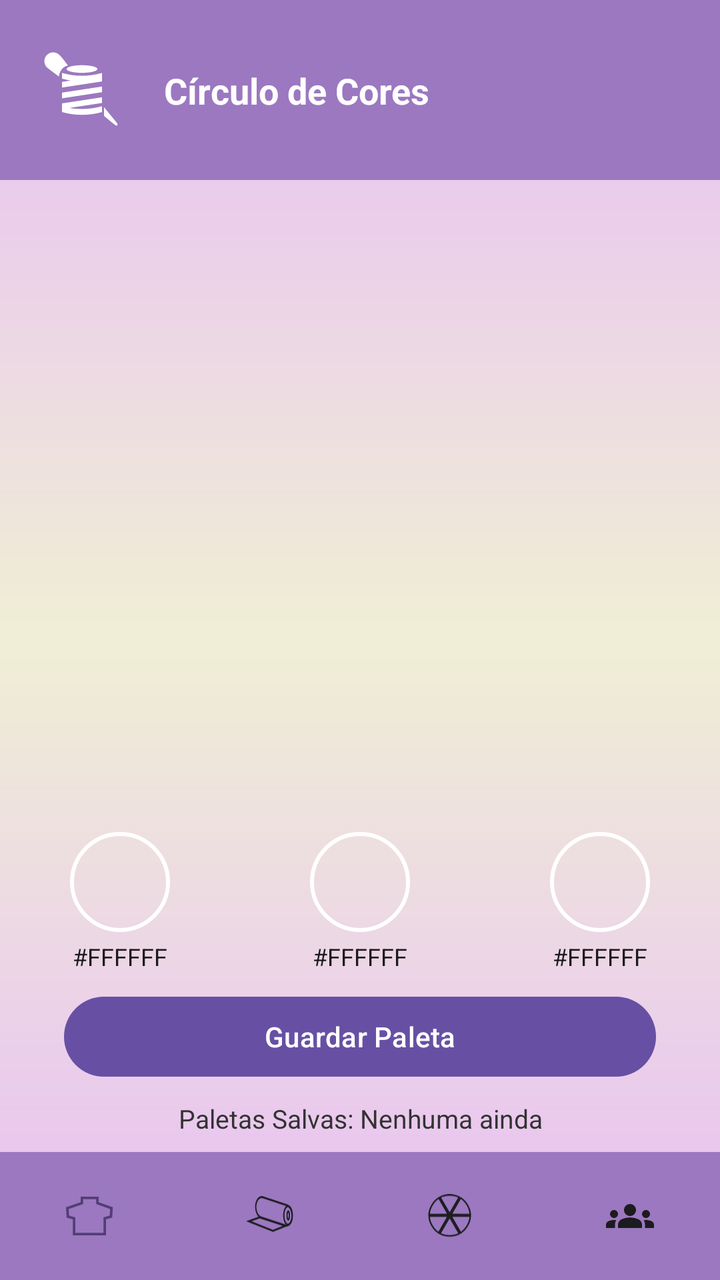
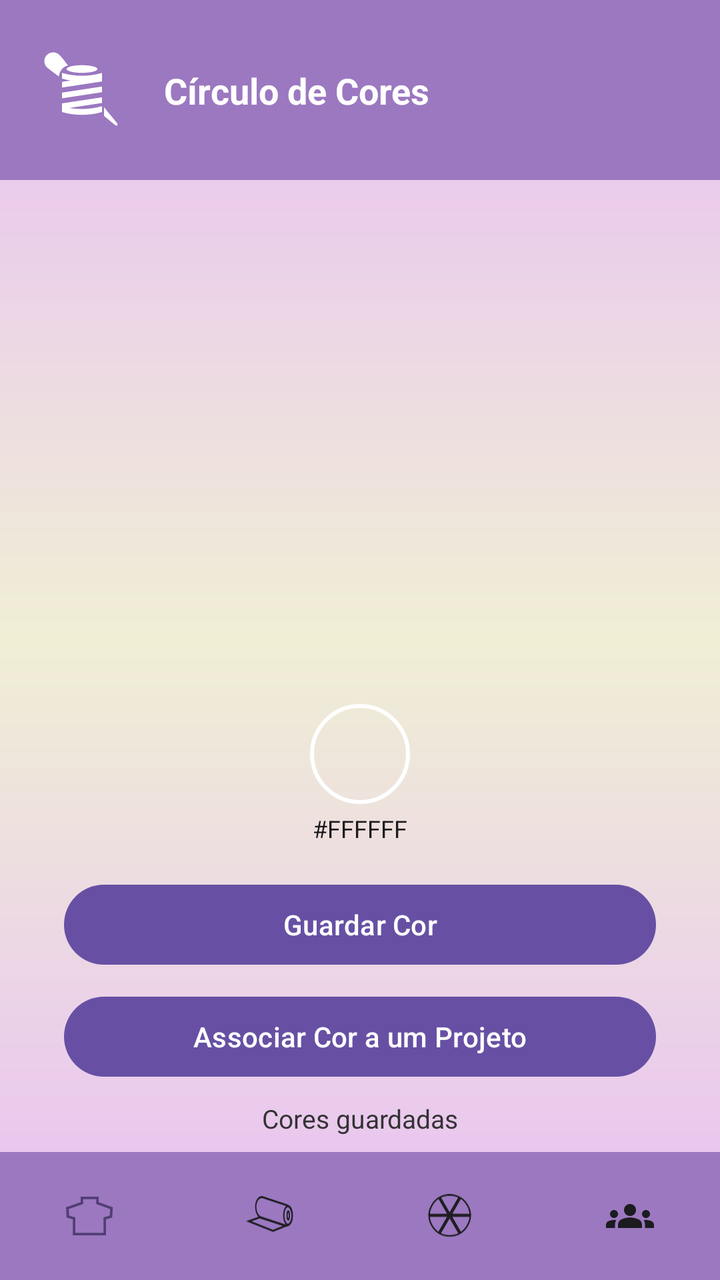

Before-and-after screenshots of an Android layout around one commit, followed by the original layout XML and the change that was made.
<!-- AndroidManifest.xml: application theme Theme.ModaDeBolsa -->
<!-- res/layout/activity_circulo_cores.xml -->
<?xml version="1.0" encoding="utf-8"?>
<androidx.constraintlayout.widget.ConstraintLayout xmlns:android="http://schemas.android.com/apk/res/android"
    xmlns:app="http://schemas.android.com/apk/res-auto"
    android:layout_width="match_parent"
    android:layout_height="match_parent"
    android:background="@drawable/bg_gradient">

    <androidx.constraintlayout.widget.ConstraintLayout
        android:id="@+id/topBar"
        android:layout_width="0dp"
        android:layout_height="90dp"
        android:background="#9B78C0"
        app:layout_constraintTop_toTopOf="parent"
        app:layout_constraintStart_toStartOf="parent"
        app:layout_constraintEnd_toEndOf="parent">

        <ImageView
            android:id="@+id/ivLogoTop"
            android:layout_width="50dp"
            android:layout_height="50dp"
            android:layout_marginStart="16dp"
            app:srcCompat="@drawable/ic_moda"
            android:background="?attr/selectableItemBackgroundBorderless"
            android:clickable="true"
            android:focusable="true"
            android:contentDescription="Logo Principal"
            app:layout_constraintTop_toTopOf="parent"
            app:layout_constraintBottom_toBottomOf="parent"
            app:layout_constraintStart_toStartOf="parent" />

        <TextView
            android:id="@+id/tvTitulo"
            android:layout_width="wrap_content"
            android:layout_height="wrap_content"
            android:layout_marginStart="16dp"
            android:text="Círculo de Cores"
            android:textColor="#FFFFFF"
            android:textSize="18sp"
            android:textStyle="bold"
            app:layout_constraintTop_toTopOf="parent"
            app:layout_constraintBottom_toBottomOf="parent"
            app:layout_constraintStart_toEndOf="@id/ivLogoTop" />

    </androidx.constraintlayout.widget.ConstraintLayout>

    <FrameLayout
        android:id="@+id/containerColorWheel"
        android:layout_width="0dp"
        android:layout_height="0dp"
        app:layout_constraintDimensionRatio="1:1"
        app:layout_constraintTop_toBottomOf="@id/topBar"
        app:layout_constraintStart_toStartOf="parent"
        app:layout_constraintEnd_toEndOf="parent"
        app:layout_constraintBottom_toTopOf="@id/layoutPaleta"
        android:layout_margin="16dp"/>

    <LinearLayout
        android:id="@+id/layoutPaleta"
        android:layout_width="match_parent"
        android:layout_height="wrap_content"
        android:orientation="horizontal"
        android:gravity="center"
        android:weightSum="3"
        app:layout_constraintTop_toBottomOf="@id/containerColorWheel"
        app:layout_constraintBottom_toTopOf="@id/btnGuardarPaleta"
        android:layout_marginVertical="8dp">

        <LinearLayout
            android:layout_width="0dp"
            android:layout_height="wrap_content"
            android:layout_weight="1"
            android:orientation="vertical"
            android:gravity="center">
            <View
                android:id="@+id/viewCor1"
                android:layout_width="50dp"
                android:layout_height="50dp"
                android:background="@drawable/shape_cor_preview"/>
            <TextView
                android:id="@+id/tvHex1"
                android:layout_width="wrap_content"
                android:layout_height="wrap_content"
                android:text="#FFFFFF"
                android:textSize="12sp"
                android:textColor="#1C1B1F"
                android:layout_marginTop="4dp"/>
        </LinearLayout>

        <LinearLayout
            android:layout_width="0dp"
            android:layout_height="wrap_content"
            android:layout_weight="1"
            android:orientation="vertical"
            android:gravity="center">
            <View
                android:id="@+id/viewCor2"
                android:layout_width="50dp"
                android:layout_height="50dp"
                android:background="@drawable/shape_cor_preview"/>
            <TextView
                android:id="@+id/tvHex2"
                android:layout_width="wrap_content"
                android:layout_height="wrap_content"
                android:text="#FFFFFF"
                android:textSize="12sp"
                android:textColor="#1C1B1F"
                android:layout_marginTop="4dp"/>
        </LinearLayout>

        <LinearLayout
            android:layout_width="0dp"
            android:layout_height="wrap_content"
            android:layout_weight="1"
            android:orientation="vertical"
            android:gravity="center">
            <View
                android:id="@+id/viewCor3"
                android:layout_width="50dp"
                android:layout_height="50dp"
                android:background="@drawable/shape_cor_preview"/>
            <TextView
                android:id="@+id/tvHex3"
                android:layout_width="wrap_content"
                android:layout_height="wrap_content"
                android:text="#FFFFFF"
                android:textSize="12sp"
                android:textColor="#1C1B1F"
                android:layout_marginTop="4dp"/>
        </LinearLayout>
    </LinearLayout>

    <Button
        android:id="@+id/btnGuardarPaleta"
        android:layout_width="0dp"
        android:layout_height="wrap_content"
        android:text="Guardar Paleta"
        android:layout_marginHorizontal="32dp"
        android:layout_marginBottom="8dp"
        app:layout_constraintTop_toBottomOf="@id/layoutPaleta"
        app:layout_constraintBottom_toTopOf="@id/tvPaletasSalvas"
        app:layout_constraintStart_toStartOf="parent"
        app:layout_constraintEnd_toEndOf="parent"/>

    <TextView
        android:id="@+id/tvPaletasSalvas"
        android:layout_width="0dp"
        android:layout_height="wrap_content"
        android:text="Paletas Salvas: Nenhuma ainda"
        android:textSize="13sp"
        android:textColor="#333333"
        android:gravity="center"
        android:layout_marginHorizontal="24dp"
        android:layout_marginBottom="8dp"
        app:layout_constraintTop_toBottomOf="@id/btnGuardarPaleta"
        app:layout_constraintBottom_toTopOf="@id/bottomNav"
        app:layout_constraintStart_toStartOf="parent"
        app:layout_constraintEnd_toEndOf="parent"/>

    <com.google.android.material.bottomnavigation.BottomNavigationView
        android:id="@+id/bottomNav"
        android:layout_width="0dp"
        android:layout_height="64dp"
        android:background="#9B78C0"
        app:labelVisibilityMode="unlabeled"
        app:itemIconTint="@color/nav_icon_color"
        app:itemActiveIndicatorStyle="@null"
        app:menu="@menu/bottom_nav_menu"
        app:layout_constraintBottom_toBottomOf="parent"
        app:layout_constraintStart_toStartOf="parent"
        app:layout_constraintEnd_toEndOf="parent" />
</androidx.constraintlayout.widget.ConstraintLayout>
<!-- resources referenced by this layout -->
<resources>
  <!-- drawable bg_gradient (drawable) -->
  <shape xmlns:android="http://schemas.android.com/apk/res/android">
      <gradient
          android:angle="270"
          android:startColor="#E8BDF5"
          android:centerColor="#F0EFD5"
          android:endColor="#E8BDF5" />
  </shape>
  <!-- drawable ic_moda (drawable) -->
  <vector xmlns:android="http://schemas.android.com/apk/res/android"
      android:width="84.67dp"
      android:height="84.67dp"
      android:viewportWidth="196.71"
      android:viewportHeight="196.71">
  
      <path
          android:pathData="M53.83,29.34c-6.76,-6.76 -17.73,-6.76 -24.49,0 -6.76,6.76 -6.76,17.73 0,24.49 2.44,2.44 23.45,17.89 23.48,17.97 1.25,-10.52 7.85,-19.79 17.92,-21.55 -6.85,-9.6 -12.25,-16.25 -16.91,-20.91zM46.87,46.87c2.92,-2.92 2.92,-7.65 0,-10.57 -2.92,-2.92 -7.65,-2.92 -10.57,-0 -2.92,2.92 -2.92,7.65 0,10.57 2.92,2.92 7.65,2.92 10.57,-0z"
          android:fillColor="#ffffff"/>
      <path
          android:pathData="M141.54,144.68l0,4.56c9.68,7.96 19.07,15.88 22.77,18.53l0.09,-0.03c0.6,0.6 1.47,0.83 2.28,0.61 0.82,-0.22 1.45,-0.85 1.67,-1.67 0.22,-0.81 -0.01,-1.68 -0.61,-2.28l0.06,-0.05c-3.54,-4.94 -16.39,-20.06 -26.26,-32.44l0,2.81 0,9.96z"
          android:fillColor="#ffffff"/>
      <path
          android:pathData="M58.97,82.37l16.92,-2.58c-5.67,-0.93 -11.32,-2.2 -16.92,-3.83l0,-11.2c25.92,7.47 52.84,7.47 78.76,0l0,5.6 0,5.6 0,5.6 -78.76,12.01 0,-11.2zM98.35,49.56c16.77,0 30.36,3.37 30.36,7.52 0,4.15 -13.6,7.52 -30.36,7.52 -16.77,0 -30.36,-3.37 -30.36,-7.52 0,-4.16 13.6,-7.52 30.36,-7.52zM58.97,124.69l78.76,-12.01 0,11.2 -78.76,12.01 0,-11.2zM58.97,103.53l78.76,-12.01 0,11.2 -78.76,12.01 0,-11.2z"
          android:fillColor="#ffffff"/>
      <path
          android:pathData="M58.97,141.49c25.92,7.54 52.85,7.54 78.76,0l0,-11.2 -0.99,0.28c-25.44,7.18 -52.38,7.09 -77.77,-0.28l0,5.6 0,5.6z"
          android:fillColor="#ffffff"/>
  </vector>
  <!-- drawable shape_cor_preview (drawable) -->
  <?xml version="1.0" encoding="utf-8"?>
  <shape xmlns:android="http://schemas.android.com/apk/res/android" android:shape="oval">
      <stroke android:color="#FFFFFF" android:width="2dp"/>
  </shape>
  <style name="Theme.ModaDeBolsa" parent="Base.Theme.ModaDeBolsa" />
  <style name="Base.Theme.ModaDeBolsa" parent="Theme.Material3.DayNight.NoActionBar">
          
          
      </style>
</resources>

<!-- the commit's change to res/layout/activity_circulo_cores.xml (unified diff, before → after) -->
@@ -1,5 +1,6 @@
 <?xml version="1.0" encoding="utf-8"?>
-<androidx.constraintlayout.widget.ConstraintLayout xmlns:android="http://schemas.android.com/apk/res/android"
+<androidx.constraintlayout.widget.ConstraintLayout
+    xmlns:android="http://schemas.android.com/apk/res/android"
     xmlns:app="http://schemas.android.com/apk/res-auto"
     android:layout_width="match_parent"
     android:layout_height="match_parent"
@@ -47,114 +48,78 @@
         android:id="@+id/containerColorWheel"
         android:layout_width="0dp"
         android:layout_height="0dp"
+        android:layout_margin="16dp"
         app:layout_constraintDimensionRatio="1:1"
         app:layout_constraintTop_toBottomOf="@id/topBar"
         app:layout_constraintStart_toStartOf="parent"
         app:layout_constraintEnd_toEndOf="parent"
-        app:layout_constraintBottom_toTopOf="@id/layoutPaleta"
-        android:layout_margin="16dp"/>
+        app:layout_constraintBottom_toTopOf="@id/layoutCor" />
 
-    <LinearLayout
-        android:id="@+id/layoutPaleta"
-        android:layout_width="match_parent"
+    
+    <include
+        android:id="@+id/layoutCor"
+        layout="@layout/layout_cor"
+        android:layout_width="wrap_content"
         android:layout_height="wrap_content"
-        android:orientation="horizontal"
-        android:gravity="center"
-        android:weightSum="3"
+        android:layout_marginVertical="8dp"
         app:layout_constraintTop_toBottomOf="@id/containerColorWheel"
-        app:layout_constraintBottom_toTopOf="@id/btnGuardarPaleta"
-        android:layout_marginVertical="8dp">
-
-        <LinearLayout
-            android:layout_width="0dp"
-            android:layout_height="wrap_content"
-            android:layout_weight="1"
-            android:orientation="vertical"
-            android:gravity="center">
-            <View
-                android:id="@+id/viewCor1"
-                android:layout_width="50dp"
-                android:layout_height="50dp"
-                android:background="@drawable/shape_cor_preview"/>
-            <TextView
-                android:id="@+id/tvHex1"
-                android:layout_width="wrap_content"
-                android:layout_height="wrap_content"
-                android:text="#FFFFFF"
-                android:textSize="12sp"
-                android:textColor="#1C1B1F"
-                android:layout_marginTop="4dp"/>
-        </LinearLayout>
-
-        <LinearLayout
-            android:layout_width="0dp"
-            android:layout_height="wrap_content"
-            android:layout_weight="1"
-            android:orientation="vertical"
-            android:gravity="center">
-            <View
-                android:id="@+id/viewCor2"
-                android:layout_width="50dp"
-                android:layout_height="50dp"
-                android:background="@drawable/shape_cor_preview"/>
-            <TextView
-                android:id="@+id/tvHex2"
-                android:layout_width="wrap_content"
-                android:layout_height="wrap_content"
-                android:text="#FFFFFF"
-                android:textSize="12sp"
-                android:textColor="#1C1B1F"
-                android:layout_marginTop="4dp"/>
-        </LinearLayout>
-
-        <LinearLayout
-            android:layout_width="0dp"
-            android:layout_height="wrap_content"
-            android:layout_weight="1"
-            android:orientation="vertical"
-            android:gravity="center">
-            <View
-                android:id="@+id/viewCor3"
-                android:layout_width="50dp"
-                android:layout_height="50dp"
-                android:background="@drawable/shape_cor_preview"/>
-            <TextView
-                android:id="@+id/tvHex3"
-                android:layout_width="wrap_content"
-                android:layout_height="wrap_content"
-                android:text="#FFFFFF"
-                android:textSize="12sp"
-                android:textColor="#1C1B1F"
-                android:layout_marginTop="4dp"/>
-        </LinearLayout>
-    </LinearLayout>
+        app:layout_constraintBottom_toTopOf="@id/btnGuardarCor"
+        app:layout_constraintStart_toStartOf="parent"
+        app:layout_constraintEnd_toEndOf="parent" />
 
     <Button
-        android:id="@+id/btnGuardarPaleta"
+        android:id="@+id/btnAssociarCor"
         android:layout_width="0dp"
         android:layout_height="wrap_content"
-        android:text="Guardar Paleta"
         android:layout_marginHorizontal="32dp"
         android:layout_marginBottom="8dp"
-        app:layout_constraintTop_toBottomOf="@id/layoutPaleta"
-        app:layout_constraintBottom_toTopOf="@id/tvPaletasSalvas"
+        android:text="Associar Cor a um Projeto"
+        app:layout_constraintTop_toBottomOf="@id/btnGuardarCor"
+        app:layout_constraintBottom_toTopOf="@id/tvCoresGuardadas"
         app:layout_constraintStart_toStartOf="parent"
-        app:layout_constraintEnd_toEndOf="parent"/>
+        app:layout_constraintEnd_toEndOf="parent" />
+
+
+    <Button
+        android:id="@+id/btnGuardarCor"
+        android:layout_width="0dp"
+        android:layout_height="wrap_content"
+        android:layout_marginHorizontal="32dp"
+        android:layout_marginBottom="8dp"
+        android:text="Guardar Cor"
+        app:layout_constraintTop_toBottomOf="@id/layoutCor"
+        app:layout_constraintBottom_toTopOf="@id/btnAssociarCor"
+        app:layout_constraintStart_toStartOf="parent"
+        app:layout_constraintEnd_toEndOf="parent" />
 
     <TextView
-        android:id="@+id/tvPaletasSalvas"
+        android:id="@+id/tvCoresGuardadas"
         android:layout_width="0dp"
         android:layout_height="wrap_content"
-        android:text="Paletas Salvas: Nenhuma ainda"
+        android:layout_marginHorizontal="24dp"
+        android:gravity="center"
+        android:text="Cores guardadas"
+        android:textColor="#333333"
         android:textSize="13sp"
-        android:textColor="#333333"
-        android:gravity="center"
-        android:layout_marginHorizontal="24dp"
+        app:layout_constraintTop_toBottomOf="@id/btnGuardarCor"
+        app:layout_constraintBottom_toTopOf="@id/rvCoresGuardadas"
+        app:layout_constraintStart_toStartOf="parent"
+        app:layout_constraintEnd_toEndOf="parent" />
+
+    
+    <androidx.recyclerview.widget.RecyclerView
+        android:id="@+id/rvCoresGuardadas"
+        android:layout_width="0dp"
+        android:layout_height="wrap_content"
         android:layout_marginBottom="8dp"
-        app:layout_constraintTop_toBottomOf="@id/btnGuardarPaleta"
+        android:clipToPadding="false"
+        android:orientation="horizontal"
+        android:paddingHorizontal="16dp"
+        app:layoutManager="androidx.recyclerview.widget.LinearLayoutManager"
+        app:layout_constraintTop_toBottomOf="@id/tvCoresGuardadas"
         app:layout_constraintBottom_toTopOf="@id/bottomNav"
         app:layout_constraintStart_toStartOf="parent"
-        app:layout_constraintEnd_toEndOf="parent"/>
+        app:layout_constraintEnd_toEndOf="parent" />
 
     <com.google.android.material.bottomnavigation.BottomNavigationView
         android:id="@+id/bottomNav"
@@ -169,3 +134,28 @@
         app:layout_constraintStart_toStartOf="parent"
         app:layout_constraintEnd_toEndOf="parent" />
 </androidx.constraintlayout.widget.ConstraintLayout>
+<!-- res/layout/layout_cor.xml (included above) -->
+<?xml version="1.0" encoding="utf-8"?>
+<LinearLayout
+    xmlns:android="http://schemas.android.com/apk/res/android"
+    android:layout_width="wrap_content"
+    android:layout_height="wrap_content"
+    android:gravity="center"
+    android:orientation="vertical"
+    android:padding="8dp">
+
+    <View
+        android:id="@+id/viewCor"
+        android:layout_width="50dp"
+        android:layout_height="50dp"
+        android:background="@drawable/shape_cor_preview" />
+
+    <TextView
+        android:id="@+id/tvHex"
+        android:layout_width="wrap_content"
+        android:layout_height="wrap_content"
+        android:layout_marginTop="4dp"
+        android:text="#FFFFFF"
+        android:textColor="#1C1B1F"
+        android:textSize="12sp" />
+</LinearLayout>
